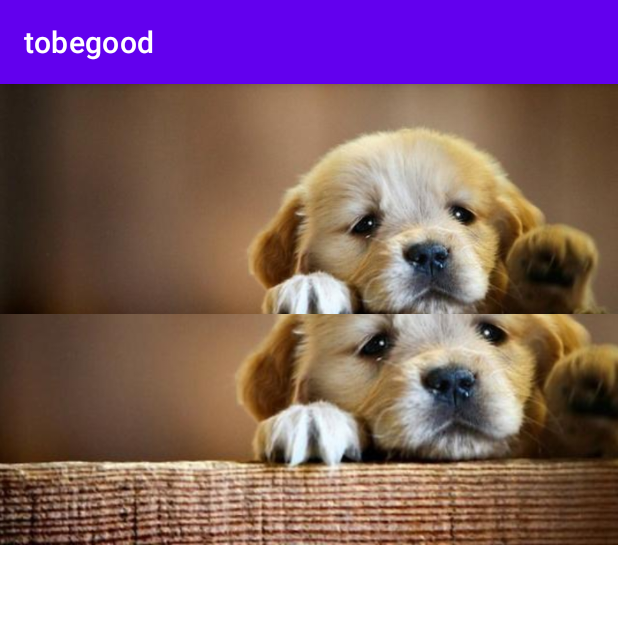
After one commit to fefish/tobegood, an Android app: the EatActivity screen opened directly, with no data from a screen before it, on a phone screen of 412 x 824 dp, the top half of it. The commit adds this screen. Run offline under Robolectric (Android 15) with nearby library versions, the phone set to English and light mode, and no system bars.

Commit message:
commit0717.1

```diff
--- a/app/src/main/AndroidManifest.xml
+++ b/app/src/main/AndroidManifest.xml
@@ -9,7 +9,8 @@
         android:roundIcon="@mipmap/ic_launcher_round"
         android:supportsRtl="true"
         android:theme="@style/Theme.Tobegood">
-        <activity android:name=".Login"></activity>
+        <activity android:name=".EatActivity"></activity>
+        <activity android:name=".Login" />
         <activity android:name=".Register" />
         <activity
             android:name=".ui.login.LoginActivity"
--- /dev/null
+++ b/app/src/main/java/com/example/tobegood/EatActivity.java
@@ -0,0 +1,14 @@
+package com.example.tobegood;
+
+import androidx.appcompat.app.AppCompatActivity;
+
+import android.os.Bundle;
+
+public class EatActivity extends AppCompatActivity {
+
+    @Override
+    protected void onCreate(Bundle savedInstanceState) {
+        super.onCreate(savedInstanceState);
+        setContentView(R.layout.activity_eatactivity);
+    }
+}
--- a/app/src/main/java/com/example/tobegood/Register.java
+++ b/app/src/main/java/com/example/tobegood/Register.java
@@ -2,6 +2,7 @@ package com.example.tobegood;
 
 import androidx.appcompat.app.AppCompatActivity;
 
+import android.content.Intent;
 import android.os.Bundle;
 
 import android.view.View;
@@ -110,6 +111,8 @@ public class Register extends AppCompatActivity  {
                 userDao.listall();
                 Toast.makeText(getApplicationContext(),"register successful! Your information is"+user.toString(),
                         Toast.LENGTH_SHORT).show();
+                Intent intent_toMainPage = new Intent(Register.this, MainPage.class);
+                startActivity(intent_toMainPage);
             }
         });
     }
--- /dev/null
+++ b/app/src/main/res/layout/activity_eatactivity.xml
@@ -0,0 +1,68 @@
+<?xml version="1.0" encoding="utf-8"?>
+<androidx.constraintlayout.widget.ConstraintLayout xmlns:android="http://schemas.android.com/apk/res/android"
+    xmlns:app="http://schemas.android.com/apk/res-auto"
+    xmlns:tools="http://schemas.android.com/tools"
+    android:layout_width="match_parent"
+    android:layout_height="match_parent"
+    tools:context=".EatActivity">
+
+    <ImageView
+        android:id="@+id/Image_eat_welcome"
+        android:layout_width="0dp"
+        android:layout_height="0dp"
+        android:layout_marginStart="0dp"
+        android:layout_marginTop="0dp"
+        android:contentDescription="@string/welcome"
+        android:scaleType="centerCrop"
+        android:src="@drawable/welcome1"
+        app:layout_constraintHeight_percent="0.4"
+        app:layout_constraintLeft_toLeftOf="parent"
+        app:layout_constraintTop_toTopOf="parent"
+        app:layout_constraintWidth_percent="1"
+        />
+
+    <ImageView
+        android:id="@+id/Image_eat_recipe1"
+        android:layout_width="0dp"
+        android:layout_height="0dp"
+        android:layout_marginStart="0dp"
+        android:layout_marginTop="0dp"
+        android:contentDescription="@string/Recipe_One"
+        android:scaleType="centerCrop"
+        android:src="@drawable/welcome1"
+        app:layout_constraintHeight_percent="0.2"
+        app:layout_constraintLeft_toLeftOf="parent"
+        app:layout_constraintTop_toTopOf="parent"
+        app:layout_constraintWidth_percent="1"
+        />
+
+    <ImageView
+        android:id="@+id/Image_eat_recipe2"
+        android:layout_width="0dp"
+        android:layout_height="0dp"
+        android:layout_marginStart="0dp"
+        android:layout_marginTop="0dp"
+        android:contentDescription="@string/Recipe_Two"
+        android:scaleType="centerCrop"
+        android:src="@drawable/welcome1"
+        app:layout_constraintHeight_percent="0.2"
+        app:layout_constraintLeft_toLeftOf="parent"
+        app:layout_constraintTop_toTopOf="parent"
+        app:layout_constraintWidth_percent="1"
+        />
+
+    <ImageView
+        android:id="@+id/Image_eat_recipe3"
+        android:layout_width="0dp"
+        android:layout_height="0dp"
+        android:layout_marginStart="0dp"
+        android:layout_marginTop="0dp"
+        android:contentDescription="@string/Recipe_Three"
+        android:scaleType="centerCrop"
+        android:src="@drawable/welcome1"
+        app:layout_constraintHeight_percent="0.2"
+        app:layout_constraintLeft_toLeftOf="parent"
+        app:layout_constraintTop_toTopOf="parent"
+        app:layout_constraintWidth_percent="1"
+        />
+</androidx.constraintlayout.widget.ConstraintLayout>
--- a/app/src/main/res/layout/activity_login.xml
+++ b/app/src/main/res/layout/activity_login.xml
@@ -61,7 +61,7 @@
         app:layout_constraintLeft_toLeftOf="parent"
         app:layout_constraintRight_toLeftOf="@id/Edit_login_password"
         app:layout_constraintTop_toBottomOf="@id/Text_login_id" />
-1
+
     <EditText
         android:id="@+id/Edit_login_password"
         android:layout_width="0dp"
--- a/app/src/main/res/values/strings.xml
+++ b/app/src/main/res/values/strings.xml
@@ -24,4 +24,7 @@
     <string name="vegan">vegan</string>
     <string name="height">height</string>
     <string name="weight">weight</string>
+    <string name="Recipe_One">recipe1</string>
+    <string name="Recipe_Two">recipe2</string>
+    <string name="Recipe_Three">recipe3</string>
 </resources>
```
Also changed, not shown: app/src/main/java/com/example/tobegood/MainActivity.java (+1 -7 lines), app/src/main/java/com/example/tobegood/MainPage.java (+22 -0 lines), app/src/main/java/com/example/tobegood/bean/EatTable.java (added, +96 -0 lines), app/src/main/java/com/example/tobegood/bean/ExerciseTable.java (added, +97 -0 lines), app/src/main/java/com/example/tobegood/dao/EatTableDao.java (added, +72 -0 lines), app/src/main/java/com/example/tobegood/dao/ExerciseTable.java (added, +64 -0 lines).
